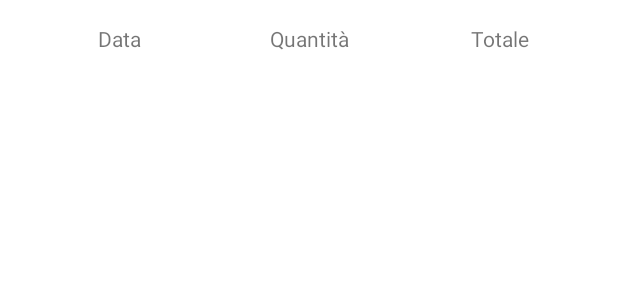
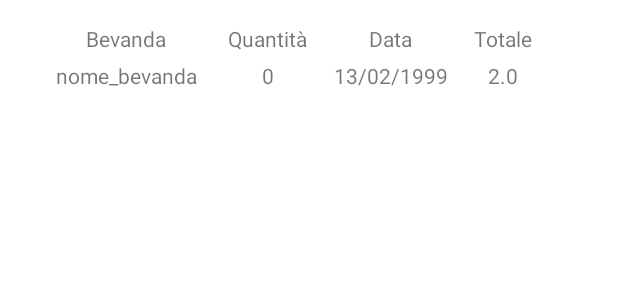
Before and after one commit to 1999-sis/melogiri, an Android app: the layout card_ordine.xml on its own in the app's theme, with its tools: preview values and no code run, on a phone screen of 412 x 824 dp. Shown: the top 300 px of the screen. Run offline under Robolectric (Android 15) with nearby library versions, the phone set to English and light mode, and no system bars.

```diff
--- a/app/src/main/java/com/example/melogiri/adapter/OrdineAdapter.java
+++ b/app/src/main/java/com/example/melogiri/adapter/OrdineAdapter.java
@@ -34,6 +34,7 @@ public class OrdineAdapter extends RecyclerView.Adapter<OrdineAdapter.OrdineView
     @Override
     public void onBindViewHolder(@NonNull OrdineViewHolder holder, int position) {
         Ordine ordine = ordini.get(position);
+        //mettere holder della bevanda
         holder.tvDataOrdine.setText(dateFormat.format(ordine.getData()));
         holder.tvQuantitaBevande.setText(String.format(Locale.getDefault(), "%d bevande", ordine.getBevandeAquistate().size()));
         holder.tvPrezzoTotale.setText(String.format(Locale.getDefault(), "€%.2f", ordine.getTotale()));
@@ -48,12 +49,14 @@ public class OrdineAdapter extends RecyclerView.Adapter<OrdineAdapter.OrdineView
         TextView tvDataOrdine;
         TextView tvQuantitaBevande;
         TextView tvPrezzoTotale;
+        TextView tvBevanda;
 
         OrdineViewHolder(View itemView) {
             super(itemView);
-            tvDataOrdine = itemView.findViewById(R.id.tvDataOrdine);
-            tvQuantitaBevande = itemView.findViewById(R.id.tvQuantitaBevande);
-            tvPrezzoTotale = itemView.findViewById(R.id.tvPrezzoTotale);
+            tvBevanda = itemView.findViewById(R.id.valueBevanda);
+            tvDataOrdine = itemView.findViewById(R.id.valueData);
+            tvQuantitaBevande = itemView.findViewById(R.id.valueQuantita);
+            tvPrezzoTotale = itemView.findViewById(R.id.valueTotale);
         }
     }
 }
--- a/app/src/main/res/layout/card_ordine.xml
+++ b/app/src/main/res/layout/card_ordine.xml
@@ -1,32 +1,91 @@
 <?xml version="1.0" encoding="utf-8"?>
-<LinearLayout xmlns:android="http://schemas.android.com/apk/res/android"
+<androidx.constraintlayout.widget.ConstraintLayout xmlns:android="http://schemas.android.com/apk/res/android"
     android:layout_width="match_parent"
     android:layout_height="wrap_content"
+    xmlns:app="http://schemas.android.com/apk/res-auto"
     android:orientation="horizontal"
-    android:padding="16dp">
+    android:padding="16dp"
+
+    >
+    <TextView
+        android:id="@+id/bevanda"
+        android:layout_width="wrap_content"
+        android:layout_height="wrap_content"
+        android:text="Bevanda"
+        app:layout_constraintLeft_toLeftOf="parent"
+        app:layout_constraintTop_toTopOf="parent"
+        app:layout_constraintRight_toLeftOf="@id/quantita"
+        />
+    <TextView
+        android:id="@+id/valueBevanda"
+        android:layout_width="wrap_content"
+        android:layout_height="wrap_content"
+        android:text="nome_bevanda"
+        app:layout_constraintTop_toBottomOf="@id/bevanda"
+        app:layout_constraintLeft_toLeftOf="@id/bevanda"
+        app:layout_constraintRight_toRightOf="@id/bevanda"
+        android:layout_marginTop="5dp"
+        />
+
 
     <TextView
-        android:id="@+id/tvDataOrdine"
-        android:layout_width="0dp"
+        android:id="@+id/quantita"
+        android:layout_width="wrap_content"
         android:layout_height="wrap_content"
-        android:layout_weight="1"
+        android:text="Quantità"
+        app:layout_constraintLeft_toRightOf="@id/bevanda"
+        app:layout_constraintTop_toTopOf="parent"
+        app:layout_constraintRight_toLeftOf="@id/data"
+        />
+    <TextView
+        android:id="@+id/valueQuantita"
+        android:layout_width="wrap_content"
+        android:layout_height="wrap_content"
+        android:text="0"
+        app:layout_constraintTop_toBottomOf="@id/quantita"
+        app:layout_constraintLeft_toLeftOf="@id/quantita"
+        app:layout_constraintRight_toRightOf="@id/quantita"
+        android:layout_marginTop="5dp"
+        />
+    <TextView
+        android:id="@+id/data"
+        android:layout_width="wrap_content"
+        android:layout_height="wrap_content"
         android:text="Data"
-        android:gravity="center" />
+        app:layout_constraintLeft_toRightOf="@id/quantita"
+        app:layout_constraintTop_toTopOf="parent"
+        app:layout_constraintRight_toLeftOf="@id/prezzoTotale"
 
+        />
     <TextView
-        android:id="@+id/tvQuantitaBevande"
-        android:layout_width="0dp"
+        android:id="@+id/valueData"
+        android:layout_width="wrap_content"
         android:layout_height="wrap_content"
-        android:layout_weight="1"
-        android:text="Quantità"
-        android:gravity="center" />
+        android:text="13/02/1999"
+        app:layout_constraintTop_toBottomOf="@id/data"
+        app:layout_constraintLeft_toLeftOf="@id/data"
+        app:layout_constraintRight_toRightOf="@id/data"
+        android:layout_marginTop="5dp"
+        />
+    <TextView
+        android:id="@+id/prezzoTotale"
+        android:layout_width="wrap_content"
+        android:layout_height="wrap_content"
+        android:text="Totale"
+        app:layout_constraintLeft_toRightOf="@id/data"
+        app:layout_constraintTop_toTopOf="parent"
+        app:layout_constraintRight_toRightOf="parent"
 
+        />
     <TextView
-        android:id="@+id/tvPrezzoTotale"
-        android:layout_width="0dp"
+        android:id="@+id/valueTotale"
+        android:layout_width="wrap_content"
         android:layout_height="wrap_content"
-        android:layout_weight="1"
-        android:text="Totale"
-        android:gravity="center" />
+        android:text="2.0"
+        app:layout_constraintTop_toBottomOf="@id/prezzoTotale"
+        app:layout_constraintLeft_toLeftOf="@id/prezzoTotale"
+        app:layout_constraintRight_toRightOf="@id/prezzoTotale"
+        android:layout_marginTop="5dp"
+        />
 
-</LinearLayout>
+</androidx.constraintlayout.widget.ConstraintLayout>
```
